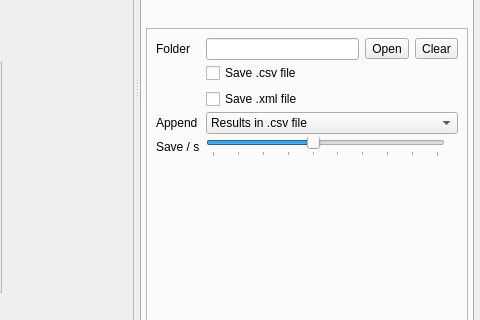
Before: the Qt Designer form src/mainwindow.ui in ThomasMcCrossin/scoresight, drawn with Qt 5; both pictures show x 845 to 1325 and y 262 to 582 of the 1325 by 700 pixel window.
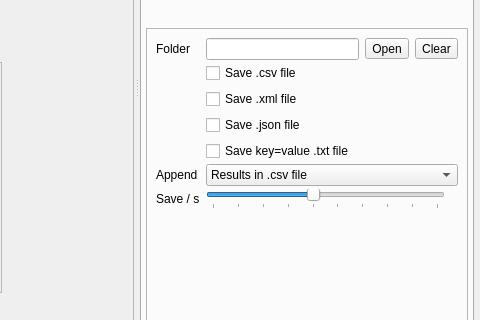
After: the same form once the commit is applied. The open tabs and pages were chosen to show the change.

Commit message: Text files: optional results.json and key=value results.txt

The edit to the form file:
```diff
--- a/src/mainwindow.ui
+++ b/src/mainwindow.ui
@@ -3131,6 +3131,26 @@
                      </property>
                     </widget>
                    </item>
+                   <item>
+                    <widget class="QCheckBox" name="checkBox_saveJson">
+                     <property name="toolTip">
+                      <string>Also write results.json: one object with every field's latest value, {"Home Score": "21", ...} (for example for SuiteCG)</string>
+                     </property>
+                     <property name="text">
+                      <string>Save .json file</string>
+                     </property>
+                    </widget>
+                   </item>
+                   <item>
+                    <widget class="QCheckBox" name="checkBox_saveKeyValue">
+                     <property name="toolTip">
+                      <string>Also write results.txt: a "Field Name=value" line per field (for example for SuiteCG or a TriCaster DataLink watch folder)</string>
+                     </property>
+                     <property name="text">
+                      <string>Save key=value .txt file</string>
+                     </property>
+                    </widget>
+                   </item>
                   </layout>
                  </widget>
                 </item>
```
The commit also changes 4 other files.
